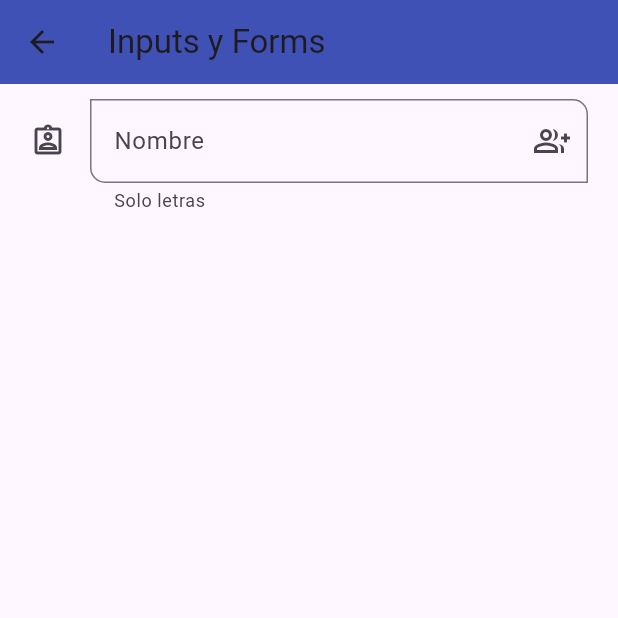
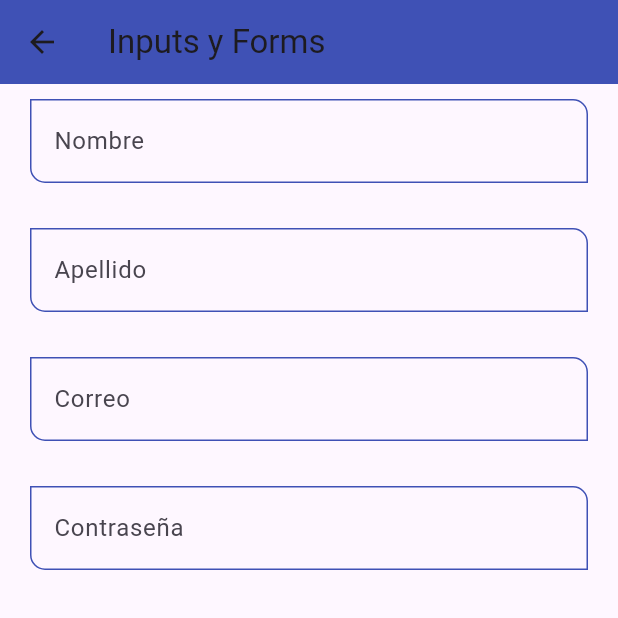
Before and after one commit to alvarofajardo917/Proyecto, a Flutter app: the InputsScreen screen opened by its route, on a phone screen of 412 x 824 dp, the top half of it. Run offline on Flutter 3.47's test engine with Material 3 defaults, Android fonts, the phone set to English and light mode, and no system bars.

Commit message:
18-03-2024 18:03

```diff
--- a/proyecto/fl_components/fl_components/lib/screens/inputs_screen.dart
+++ b/proyecto/fl_components/fl_components/lib/screens/inputs_screen.dart
@@ -1,7 +1,7 @@
+import 'package:fl_components/widgets/widgets.dart';
 import 'package:flutter/material.dart';
 
 class InputsScreen extends StatelessWidget {
-
   const InputsScreen({Key? key}) : super(key: key);
 
   @override
@@ -11,41 +11,21 @@ class InputsScreen extends StatelessWidget {
           title: Text('Inputs y Forms'),
         ),
         body: SingleChildScrollView(
-      child:Padding(
-        padding:const EdgeInsets.symmetric(horizontal: 20 , vertical: 10),
+          child: Padding(
+              padding: const EdgeInsets.symmetric(horizontal: 20, vertical: 10),
               child: Column(
-          children: [
-            TextFormField(
-              autofocus: false,
-              initialValue:'' ,
-              textCapitalization: TextCapitalization.words,
-              onChanged: (value) {
-                print('value: $value');
-              },
-              validator: (value){
-                if(value == null) return 'Este campo es requerido';
-                return value.length < 3 ? 'Minimo de 3 letras' : null ;
-              },
-              autovalidateMode: AutovalidateMode.onUserInteraction,
-              decoration: InputDecoration(
-                hintText: 'Nombre del usuario',
-                labelText: 'Nombre',
-                helperText: 'Solo letras',
-                //counterText: '3 caracteres',
-                //prefixIcon: Icon(Icons.verified_user_outlined),
-                suffixIcon: Icon(Icons.group_add_outlined),
-                icon:Icon(Icons.assignment_ind_outlined),
-                border: OutlineInputBorder(
-                  borderRadius: BorderRadius.only(
-                    bottomLeft: Radius.circular(10),
-                    topRight: Radius.circular(10),
-                    ),
+                children:  [
+                  CustomInputField( labelText: 'Nombre', hintText: 'Nombre del usuario'),
+                  SizedBox(height: 30),
 
-                )
+                  CustomInputField( labelText: 'Apellido', hintText: 'Apellido del usuario'),
+                  SizedBox(height: 30),
 
-              )
+                   CustomInputField( labelText: 'Correo', hintText: 'Correo del usuario',keyboardType: TextInputType.emailAddress,),
+                  SizedBox(height: 30),
 
-            )
+                  CustomInputField( labelText: 'Contraseña', hintText: 'Contraseña del usuario', obscureText: true),
+                  SizedBox(height: 30),
                 ],
               )
               ),
--- a/proyecto/fl_components/fl_components/lib/screens/listview1_screen.dart
+++ b/proyecto/fl_components/fl_components/lib/screens/listview1_screen.dart
@@ -14,7 +14,6 @@ class Listview1Screen extends StatelessWidget {
       ),
       body: ListView(
          children:  [
-
          ...options.map(
           (game) => ListTile(
             title: Text(game),
--- a/proyecto/fl_components/fl_components/lib/theme/app_theme.dart
+++ b/proyecto/fl_components/fl_components/lib/theme/app_theme.dart
@@ -28,7 +28,25 @@ class AppTheme{
     shape: const StadiumBorder(),
     elevation: 0
   ),
-)
+),
+
+  inputDecorationTheme: const InputDecorationTheme(
+    floatingLabelStyle: TextStyle(color: primary),
+    enabledBorder: OutlineInputBorder(
+      borderSide: BorderSide(color: primary),
+      borderRadius: BorderRadius.only(bottomLeft: Radius.circular(10),topRight: Radius.circular(10))
+    ),
+
+    focusedBorder: OutlineInputBorder(
+      borderSide: BorderSide(color: primary),
+      borderRadius: BorderRadius.only(bottomLeft: Radius.circular(10),topRight: Radius.circular(10))
+    ),
+
+    border: OutlineInputBorder(
+      borderRadius: BorderRadius.only(bottomLeft: Radius.circular(10),topRight: Radius.circular(10))
+    ),
+  )
+
 
   );
 }
--- /dev/null
+++ b/proyecto/fl_components/fl_components/lib/widgets/custom_input_field.dart
@@ -0,0 +1,51 @@
+import 'package:flutter/material.dart';
+
+class CustomInputField extends StatelessWidget {
+
+  final String? hintText;
+  final String? labelText;
+  final String? helperText;
+  final IconData? icon;
+  final IconData? suffixIcon;
+  final TextInputType? keyboardType;
+  final bool obscureText;
+
+  const CustomInputField({
+    Key? key,
+    this.hintText,
+    this.labelText,
+    this.helperText,
+    this.icon,
+    this.suffixIcon,
+    this.keyboardType,
+    this.obscureText = false,
+ }) : super(key: key);
+
+  @override
+  Widget build(BuildContext context) {
+    return TextFormField(
+        autofocus: false,
+        initialValue: '',
+        textCapitalization: TextCapitalization.words,
+        keyboardType: keyboardType,
+        obscureText: obscureText,
+        onChanged: (value) {
+          print('value: $value');
+        },
+        validator: (value) {
+          if (value == null) return 'Este campo es requerido';
+          return value.length < 3 ? 'Minimo de 3 letras' : null;
+        },
+        autovalidateMode: AutovalidateMode.onUserInteraction,
+        decoration: InputDecoration(
+            hintText: hintText,
+            labelText: labelText,
+            helperText: helperText,
+            //counterText: '3 caracteres',
+            //prefixIcon: Icon(Icons.verified_user_outlined),
+            suffixIcon: suffixIcon == null ? null : Icon(suffixIcon),
+            icon: icon == null ? null : Icon(icon),
+          )
+      );
+  }
+}
--- a/proyecto/fl_components/fl_components/lib/widgets/widgets.dart
+++ b/proyecto/fl_components/fl_components/lib/widgets/widgets.dart
@@ -1,2 +1,3 @@
+export 'package:fl_components/widgets/custom_input_field.dart';
 export 'package:fl_components/widgets/custom_card_type_1.dart';
 export 'package:fl_components/widgets/custom_card_type_2.dart';
```
Lines whose indentation alone changed are shown as unchanged.
